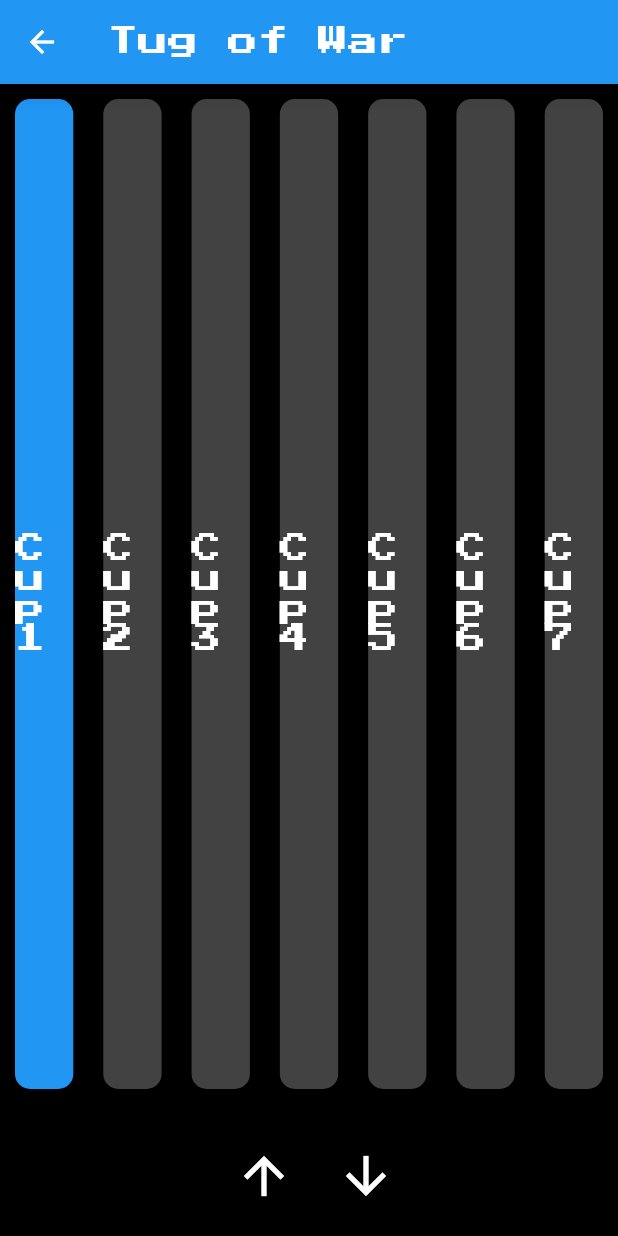
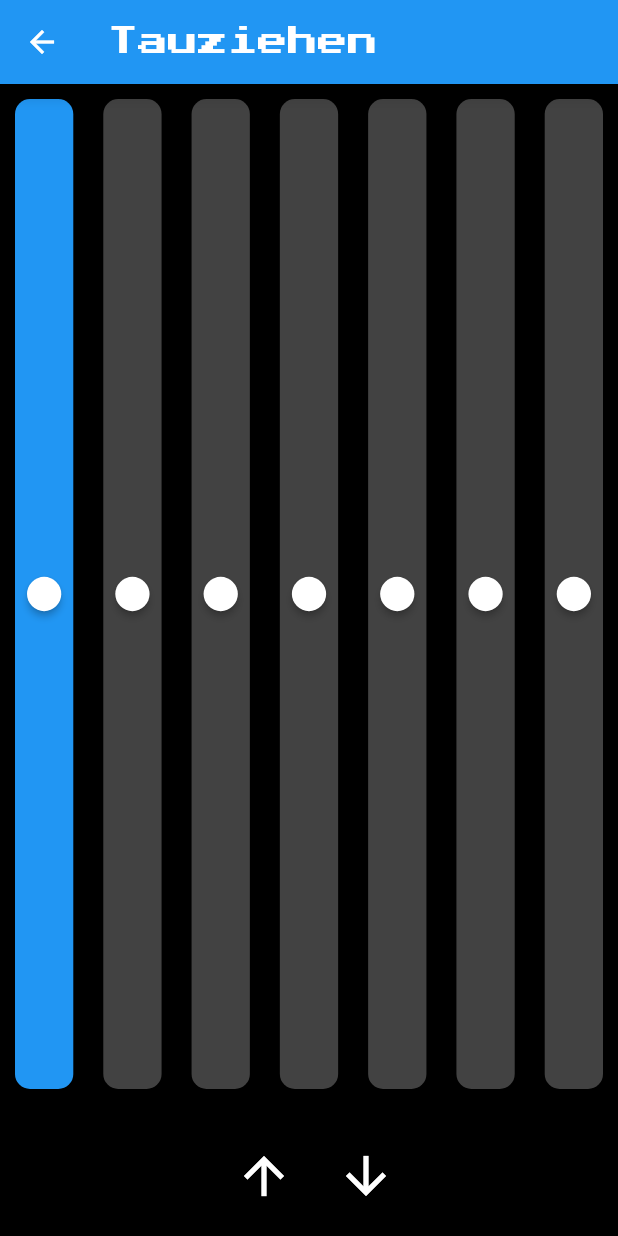
Before and after one commit to seimon-ohh/pongoapp, a Flutter app: the TauziehenScreen screen opened by its route, on a phone screen of 412 x 824 dp. Run offline on Flutter 3.47's test engine with Material 2 defaults, Android fonts, the light colour scheme and no system bars; our stand-ins replace carousel_slider, cloud_firestore, firebase_core, flutter_expandable_fab, flutter_fortune_wheel, flutter_svg and 1 more; accounts and stored records are empty.

Commit message:
tauziehen 2.0

```diff
--- a/lib/screens/gamerules_screen.dart
+++ b/lib/screens/gamerules_screen.dart
@@ -168,7 +168,10 @@ class _BeerPongRulesPageState extends State<BeerPongRulesPage> {
                   children: _levels.map((level) {
                     return Padding(
                       padding: EdgeInsets.symmetric(horizontal: 8),
-                      child: Text(level, style: TextStyle(fontSize: 12, fontFamily: "Minecraft"),),
+                      child: Text(
+                        level,
+                        style: TextStyle(fontSize: 12, fontFamily: "Minecraft"),
+                      ),
                     );
                   }).toList(),
                   isSelected:
@@ -182,17 +185,10 @@ class _BeerPongRulesPageState extends State<BeerPongRulesPage> {
                 ),
                 SizedBox(height: 140),
                 ElevatedButton(
-                  child: Text("Start game", style: TextStyle(fontSize: 14)),
-                  onPressed: () {
-                    if (gameDataProvider.gameData.gamemode == "Classic") {
+                    child: Text("Start game", style: TextStyle(fontSize: 14)),
+                    onPressed: () {
                       Navigator.pushNamed(context, GameboardScreen.routeName);
-                    } else
-                    if (gameDataProvider.gameData.gamemode == "Tauziehen") {
-                      Navigator.pushNamed(context, TauziehenScreen.routeName);
-                    }
-                  }
-
-                ),
+                    }),
               ]),
         ));
   }
--- a/lib/screens/tauziehen_screen.dart
+++ b/lib/screens/tauziehen_screen.dart
@@ -1,7 +1,7 @@
 import 'package:flutter/material.dart';
+import 'package:pongoapp/widgets/beerpongfield_widget.dart';
 
 class TauziehenScreen extends StatefulWidget {
-
   static const routeName = "/tauziehen-screen";
   @override
   State<TauziehenScreen> createState() => _TauziehenScreenState();
@@ -26,7 +26,27 @@ class _TauziehenScreenState extends State<TauziehenScreen> {
     });
   }
 
-  @override
+  Widget _buildCup() {
+    ValueNotifier<Color> colorNotifier = ValueNotifier<Color>(Colors.red);
+    return Padding(
+      padding: EdgeInsets.all(8.0),
+      child: ValueListenableBuilder<Color>(
+        valueListenable: colorNotifier,
+        builder: (context, color, _) {
+          return ElevatedButton(
+            onPressed: () => {},
+            child: Text(''),
+            style: ElevatedButton.styleFrom(
+              foregroundColor: color,
+              shape: CircleBorder(),
+              padding: EdgeInsets.all(16.0),
+            ),
+          );
+        },
+      ),
+    );
+  }
+
   Widget build(BuildContext context) {
     List<Widget> cups = List.generate(7, (index) {
       bool isSelected = index == selectedCupIndex;
@@ -44,15 +64,7 @@ class _TauziehenScreenState extends State<TauziehenScreen> {
             ),
             margin: EdgeInsets.all(10),
             height: isSelected ? 100 : 80,
-            child: Center(
-              child: Text(
-                "Cup ${index + 1}",
-                style: TextStyle(
-                  fontSize: 20,
-                  color: Colors.white,
-                ),
-              ),
-            ),
+            child: _buildCup(),
           ),
         ),
       );
@@ -60,7 +72,7 @@ class _TauziehenScreenState extends State<TauziehenScreen> {
 
     return Scaffold(
       appBar: AppBar(
-        title: Text("Tug of War"),
+        title: Text("Tauziehen"),
       ),
       body: Column(
         crossAxisAlignment: CrossAxisAlignment.stretch,
--- a/lib/screens/teamlist_screen.dart
+++ b/lib/screens/teamlist_screen.dart
@@ -1,6 +1,7 @@
 import 'package:flutter/material.dart';
 import 'package:cloud_firestore/cloud_firestore.dart';
 import 'package:provider/provider.dart';
+import 'package:pongoapp/screens/tauziehen_screen.dart';
 
 import '../providers/gamedata_provider.dart';
 import 'gamerules_screen.dart';
@@ -196,7 +197,11 @@ class _TeamListsWidgetState extends State<TeamListsWidget> {
             ? () {
                 gameDataProvider.updateTeamList1(_team1Members);
                 gameDataProvider.updateTeamList2(_team2Members);
-                Navigator.pushNamed(context, BeerPongRulesPage.routeName);
+                if (gameDataProvider.gameData.gamemode == 'Classic') {
+                  Navigator.pushNamed(context, BeerPongRulesPage.routeName);
+                } else if (gameDataProvider.gameData.gamemode == 'Tauziehen') {
+                  Navigator.pushNamed(context, TauziehenScreen.routeName);
+                }
               }
             : () => _showSnackbar(context),
         label: Text(
```
